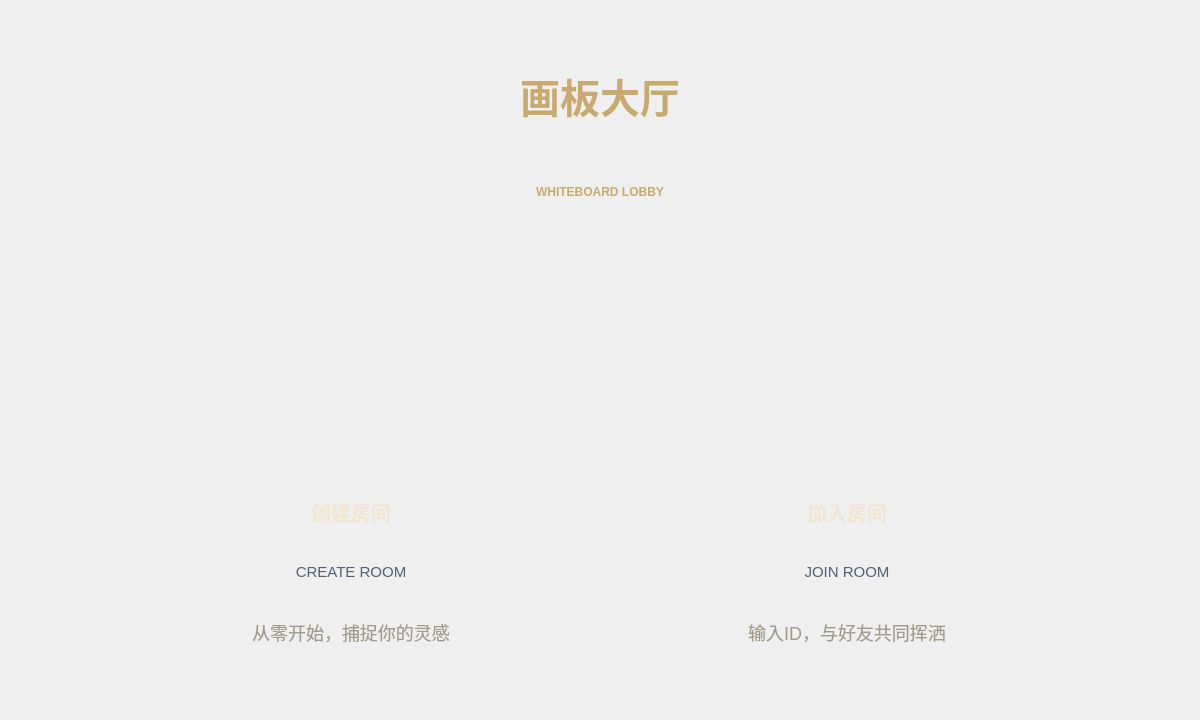
First picture: the form in DBClient/lobbywidget.ui, repository shanzhi7/SyncCanvans-, before the edit.
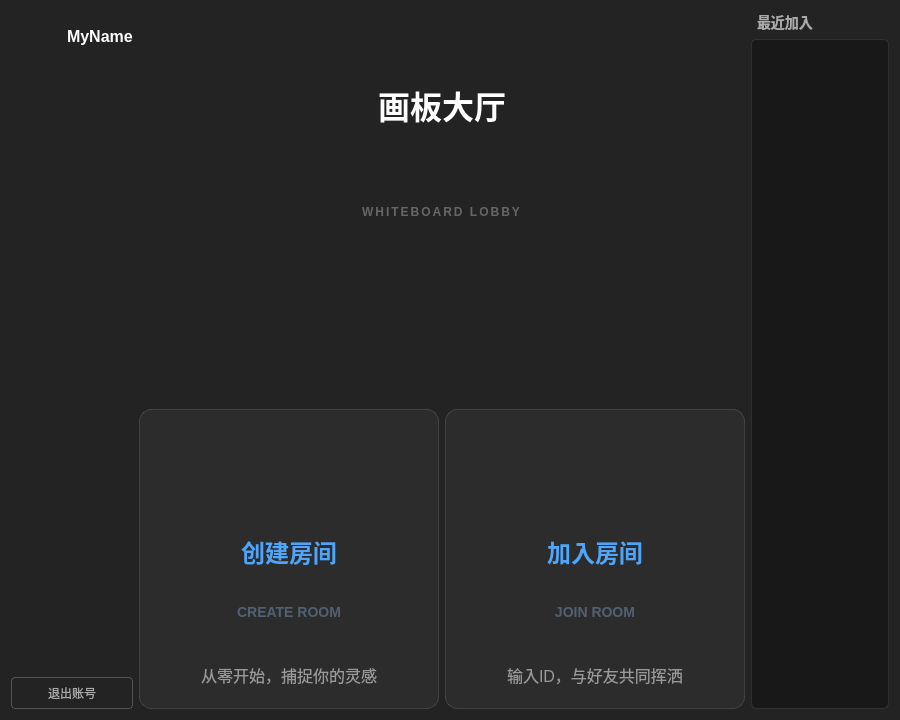
Second picture: the form after the edit. Icons and pictures are not drawn. Custom widgets are drawn as their Qt base class.

Commit message: 优化大厅页面与欢迎页面

```diff
--- a/DBClient/lobbywidget.ui
+++ b/DBClient/lobbywidget.ui
@@ -6,13 +6,211 @@
    <rect>
     <x>0</x>
     <y>0</y>
-    <width>1200</width>
+    <width>900</width>
     <height>720</height>
    </rect>
   </property>
   <property name="windowTitle">
    <string>Form</string>
   </property>
+  <property name="styleSheet">
+   <string notr="true">/* ================== 全局基础设置 ================== */
+QWidget {
+    font-family: 'Microsoft YaHei';
+	background-color: transparent;
+}
+/* 只给大厅的主背景上色 */
+QWidget#LobbyWidget { 
+   background-color: rgba(30, 30, 30, 220);
+}
+
+/* ================== 顶部：画板大厅标题 ================== */
+/* 中文标题：纯白，醒目 */
+QLabel#draw_label {
+    color: #ffffff;
+    font-size: 32px;
+    font-weight: bold;
+    border: none;
+}
+
+/* 英文副标：深灰，低调 */
+QLabel#draw_label_en {
+    color: #666666;
+    font-size: 12px;
+    font-weight: bold;
+    letter-spacing: 2px; /* 字间距拉开，更有设计感 */
+    border: none;
+}
+
+/* ================== 中间核心卡片区 ================== */
+/* 中文标题 (创建/加入)
+   这里使用了科技蓝 (#4ea5f9)，这是“功能色”，暗示这里是可以点击操作的
+   这与欢迎页的金色彻底区分开
+*/
+QLabel#create_lbl1, QLabel#join_lbl1 {
+    color: #4ea5f9; 
+    font-size: 24px;
+    font-weight: bold;
+    border: none;
+}
+
+/* 英文标题 (CREATE ROOM / JOIN ROOM) */
+QLabel#create_lbl2, QLabel#join_lbl2 {
+    color: #526072; /* 蓝灰色 */
+    font-size: 14px;
+    font-weight: bold;
+    border: none;
+}
+
+/* 描述文字 (从零开始... / 输入ID...) */
+QLabel#create_lbl3, QLabel#join_lbl3 {
+    color: #999999; /* 浅灰色，比背景略亮 */
+    font-size: 16px;
+    border: none;
+    margin-top: 5px;
+}
+
+/* 卡片交互感 (HoverWidget)
+   既然你的父容器叫 create_widget 和 join_widget
+   我们可以给整个卡片加一个背景色变化，鼠标放上去变亮
+*/
+QWidget#create_widget, QWidget#join_widget {
+    /* 卡片平时是全透明的，或者只有很淡的白色 */
+    background-color: rgba(255, 255, 255, 10); 
+    border: 1px solid rgba(255, 255, 255, 30);
+    border-radius: 12px;
+}
+/* 鼠标放上去时，卡片变亮 */
+QWidget#create_widget:hover, QWidget#join_widget:hover {
+    background-color: rgba(255, 255, 255, 30); /* 变亮 */
+    border: 1px solid #4ea5f9; /* 亮蓝色边框 */
+}
+
+
+/* ================== 右侧：历史记录列表 ================== */
+/* 标题：最近加入 */
+QLabel#history_lbl {
+    color: #aaaaaa;
+    font-size: 14px;
+    font-weight: bold;
+    padding-left: 2px;
+    border: none;
+}
+
+/* 列表控件本身 */
+QListWidget#history_list {
+    background-color: rgba(0, 0, 0, 80); /* 比大背景更黑一点，形成深邃感 */
+    border-radius: 6px;
+	border: 1px solid rgba(255, 255, 255, 20); /* 微微的白边，增加精致感 */
+}
+
+/* 列表里的每一项 */
+QListWidget#history_list::item {
+    height: 40px;
+    color: #cccccc;
+    padding-left: 10px;
+    border-bottom: 1px solid #2d2d2d; /* 每一行加个极淡的分隔线 */
+}
+
+/* 鼠标悬停在列表项上 */
+QListWidget#history_list::item:hover {
+    background-color: #3a3a3d;
+    color: #ffffff;
+}
+
+/* 选中列表项 */
+QListWidget#history_list::item:selected {
+    background-color: #0e639c; /* 选中变为深蓝色 */
+    color: #ffffff;
+    border-left: 3px solid #ffffff; /* 左侧加个亮条 */
+}
+
+/* ================== 左侧：用户侧边栏 ================== */
+/* 用户昵称 */
+QLabel#name_lbl {
+    color: #ffffff;
+    font-size: 16px;
+    font-weight: bold;
+    border: none;
+}
+
+/* 退出账号按钮 (pushButton) - 幽灵按钮风格 */
+QPushButton#pushButton {
+    background-color: transparent;
+    border: 1px solid #555555;
+    color: #aaaaaa;
+    border-radius: 4px;
+    padding: 6px;
+}
+
+QPushButton#pushButton:hover {
+    border-color: #ff4d4d; /* 悬停变红，暗示危险操作/退出 */
+    color: #ff4d4d;
+}
+
+QPushButton#pushButton:pressed {
+    background-color: rgba(255, 77, 77, 0.1);
+}</string>
+  </property>
+  <layout class="QHBoxLayout" name="horizontalLayout_6">
+   <item>
+    <layout class="QVBoxLayout" name="verticalLayout_5">
+     <item>
+      <layout class="QHBoxLayout" name="horizontalLayout_5">
+       <item>
+        <widget class="QLabel" name="avator_lbl">
+         <property name="minimumSize">
+          <size>
+           <width>50</width>
+           <height>50</height>
+          </size>
+         </property>
+         <property name="maximumSize">
+          <size>
+           <width>50</width>
+           <height>50</height>
+          </size>
+         </property>
+         <property name="styleSheet">
+          <string notr="true"/>
+         </property>
+         <property name="text">
+          <string/>
+         </property>
+        </widget>
+       </item>
+       <item>
+        <widget class="QLabel" name="name_lbl">
+         <property name="text">
+          <string>MyName</string>
+         </property>
+        </widget>
+       </item>
+      </layout>
+     </item>
+     <item>
+      <spacer name="verticalSpacer">
+       <property name="orientation">
+        <enum>Qt::Vertical</enum>
+       </property>
+       <property name="sizeHint" stdset="0">
+        <size>
+         <width>20</width>
+         <height>40</height>
+        </size>
+       </property>
+      </spacer>
+     </item>
+     <item>
+      <widget class="QPushButton" name="pushButton">
+       <property name="text">
+        <string>退出账号</string>
+       </property>
+      </widget>
+     </item>
+    </layout>
+   </item>
+   <item>
   <layout class="QVBoxLayout" name="verticalLayout_4">
    <item>
     <layout class="QHBoxLayout" name="horizontalLayout">
@@ -46,11 +244,7 @@
           </size>
          </property>
          <property name="styleSheet">
-          <string notr="true">	border: none;      
-   	color: #C8AA6E;
-	font-size: 40px;
-	font-weight: bold;
-	font-family: 'Microsoft YaHei';</string>
+            <string notr="true"/>
          </property>
          <property name="text">
           <string>画板大厅</string>
@@ -75,11 +269,7 @@
           </size>
          </property>
          <property name="styleSheet">
-          <string notr="true">	border: none;      
-   	color: #C8AA6E;
-	font-size: 12px;
-	font-weight: bold;
-	font-family: 'Microsoft YaHei';</string>
+            <string notr="true"/>
          </property>
          <property name="text">
           <string>WHITEBOARD LOBBY</string>
@@ -200,11 +390,7 @@
         <item>
          <widget class="QLabel" name="create_lbl1">
           <property name="styleSheet">
-           <string notr="true">	border: none;      
-   	color: #F0E6D2;
-	font-size: 20px;
-	font-weight: bold;
-	font-family: 'Microsoft YaHei';</string>
+             <string notr="true"/>
           </property>
           <property name="text">
            <string>创建房间</string>
@@ -217,10 +403,7 @@
         <item>
          <widget class="QLabel" name="create_lbl2">
           <property name="styleSheet">
-           <string notr="true">	border: none;      
-   	color: #526072;
-	font-size: 15px;
-	font-family: 'Microsoft YaHei';</string>
+             <string notr="true"/>
           </property>
           <property name="text">
            <string>CREATE ROOM</string>
@@ -233,10 +416,7 @@
         <item>
          <widget class="QLabel" name="create_lbl3">
           <property name="styleSheet">
-           <string notr="true">	border: none;      
-   	color: #A09B8C;
-	font-size: 18px;
-	font-family: 'Microsoft YaHei';</string>
+             <string notr="true"/>
           </property>
           <property name="text">
            <string>从零开始，捕捉你的灵感</string>
@@ -337,11 +517,7 @@
         <item>
          <widget class="QLabel" name="join_lbl1">
           <property name="styleSheet">
-           <string notr="true">	border: none;      
-   	color: #F0E6D2;
-	font-size: 20px;
-	font-weight: bold;
-	font-family: 'Microsoft YaHei';</string>
+             <string notr="true"/>
           </property>
           <property name="text">
            <string>加入房间</string>
@@ -354,10 +530,7 @@
         <item>
          <widget class="QLabel" name="join_lbl2">
           <property name="styleSheet">
-           <string notr="true">	border: none;      
-   	color: #526072;
-	font-size: 15px;
-	font-family: 'Microsoft YaHei';</string>
+             <string notr="true"/>
           </property>
           <property name="text">
            <string>JOIN ROOM</string>
@@ -370,10 +543,7 @@
         <item>
          <widget class="QLabel" name="join_lbl3">
           <property name="styleSheet">
-           <string notr="true">	border: none;      
-   	color: #A09B8C;
-	font-size: 18px;
-	font-family: 'Microsoft YaHei';</string>
+             <string notr="true"/>
           </property>
           <property name="text">
            <string>输入ID，与好友共同挥洒</string>
@@ -388,21 +558,34 @@
      </item>
     </layout>
    </item>
+    </layout>
+   </item>
    <item>
-    <spacer name="verticalSpacer">
-     <property name="orientation">
-      <enum>Qt::Vertical</enum>
-     </property>
-     <property name="sizeType">
-      <enum>QSizePolicy::Fixed</enum>
-     </property>
-     <property name="sizeHint" stdset="0">
+    <layout class="QVBoxLayout" name="verticalLayout_6">
+     <item>
+      <widget class="QLabel" name="history_lbl">
+       <property name="maximumSize">
+        <size>
+         <width>200</width>
+         <height>16777215</height>
+        </size>
+       </property>
+       <property name="text">
+        <string>最近加入</string>
+       </property>
+      </widget>
+     </item>
+     <item>
+      <widget class="QListWidget" name="history_list">
+       <property name="maximumSize">
       <size>
-       <width>20</width>
-       <height>40</height>
-      </size>
-     </property>
-    </spacer>
+         <width>200</width>
+         <height>16777215</height>
+        </size>
+       </property>
+      </widget>
+     </item>
+    </layout>
    </item>
   </layout>
  </widget>
```
Lines whose indentation alone changed are shown as unchanged. The commit also changes 25 other files.
